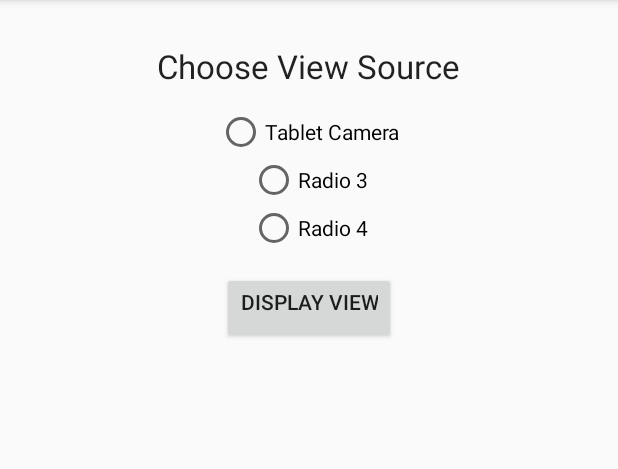
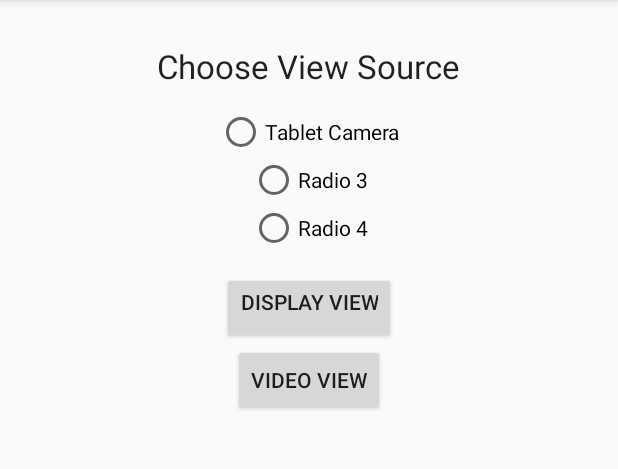
Before and after one commit to apere/LifeJacket, an Android app: the screen it shows after launch (InitialActivity), on a phone screen of 412 x 824 dp, the part 84-553 px from its top. Run offline under Robolectric (Android 15) with nearby library versions, the light colour scheme and no system bars.

Commit message:
activity to play video

```diff
--- a/app/build.gradle
+++ b/app/build.gradle
@@ -22,6 +22,7 @@ android {
 dependencies {
     compile fileTree(dir: 'libs', include: ['*.jar', '*.so'])
     testCompile 'junit:junit:4.12'
+    compile project(':libuvccamera-release')
     compile 'com.android.support:appcompat-v7:23.4.0'
-    compile project(':libuvccamera-release')
+    compile 'com.android.support:support-v4:23.4.0'
 }
--- a/app/src/main/java/com/adampere/lifejacket/InitialActivity.java
+++ b/app/src/main/java/com/adampere/lifejacket/InitialActivity.java
@@ -20,7 +20,6 @@ public class InitialActivity extends AppCompatActivity {
         super.onCreate(savedInstanceState);
         setContentView(R.layout.activity_initial);
         addRadioButtons(2);
-
     }
 
 
@@ -63,4 +62,9 @@ public class InitialActivity extends AppCompatActivity {
 
     }
 
+    public void openVideoPlayer(View view){
+        Intent intent = new Intent(this, VideoActivity.class);
+        startActivity(intent);
+    }
+
 }
--- a/app/src/main/java/com/adampere/lifejacket/VideoStream.java
+++ b/app/src/main/java/com/adampere/lifejacket/VideoStream.java
@@ -58,12 +58,6 @@ public class VideoStream extends AppCompatActivity implements CameraDialog.Camer
     protected void onCreate(Bundle savedInstanceState) {
         super.onCreate(savedInstanceState);
         setContentView(R.layout.activity_video_stream);
-
-        // hide the title bar
-        android.support.v7.app.ActionBar actionBar = getSupportActionBar();
-        if(actionBar != null){
-            actionBar.hide();
-        }
 
         // hide the action bar
         decorView = getWindow().getDecorView();
--- a/app/src/main/res/layout/activity_initial.xml
+++ b/app/src/main/res/layout/activity_initial.xml
@@ -41,4 +41,12 @@
         android:gravity="center_horizontal"
         android:layout_gravity="center_horizontal"
         android:onClick="openVideoStream"/>
+
+    <Button
+        android:layout_width="wrap_content"
+        android:layout_height="wrap_content"
+        android:text="video view"
+        android:id="@+id/vid_button"
+        android:layout_gravity="center_horizontal"
+        android:onClick="openVideoPlayer" />
 </LinearLayout>
--- a/app/src/main/res/values/colors.xml
+++ b/app/src/main/res/values/colors.xml
@@ -3,4 +3,6 @@
     <color name="colorPrimary">#3F51B5</color>
     <color name="colorPrimaryDark">#303F9F</color>
     <color name="colorAccent">#FF4081</color>
+
+    <color name="black_overlay">#66000000</color>
 </resources>
--- a/app/src/main/res/values/strings.xml
+++ b/app/src/main/res/values/strings.xml
@@ -1,3 +1,7 @@
 <resources>
     <string name="app_name">LifeJacket</string>
+
+    <string name="title_activity_video">VideoActivity</string>
+    <string name="dummy_button">Dummy Button</string>
+    <string name="dummy_content">DUMMY\nCONTENT</string>
 </resources>
--- a/app/src/main/res/values/styles.xml
+++ b/app/src/main/res/values/styles.xml
@@ -8,4 +8,16 @@
         <item name="colorAccent">@color/colorAccent</item>
     </style>
 
+    <style name="FullscreenTheme" parent="AppTheme">
+        <item name="android:actionBarStyle">@style/FullscreenActionBarStyle</item>
+        <item name="android:windowActionBarOverlay">true</item>
+        <item name="android:windowBackground">@null</item>
+        <item name="metaButtonBarStyle">?android:attr/buttonBarStyle</item>
+        <item name="metaButtonBarButtonStyle">?android:attr/buttonBarButtonStyle</item>
+    </style>
+
+    <style name="FullscreenActionBarStyle" parent="Widget.AppCompat.ActionBar">
+        <item name="android:background">@color/black_overlay</item>
+    </style>
+
 </resources>
```
Also changed, not shown: app/src/main/AndroidManifest.xml (+24 -12 lines), app/src/main/java/com/adampere/lifejacket/VideoActivity.java (added, +130 -0 lines), app/src/main/res/layout/activity_video.xml (added, +21 -0 lines), app/src/main/res/values/attrs.xml (added, +12 -0 lines), 1 other file.
